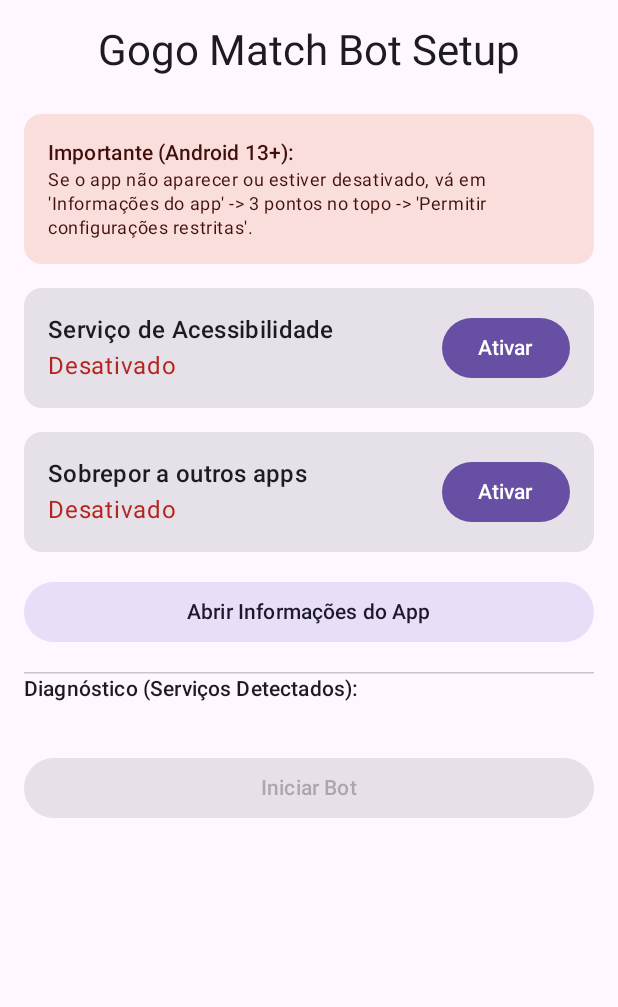
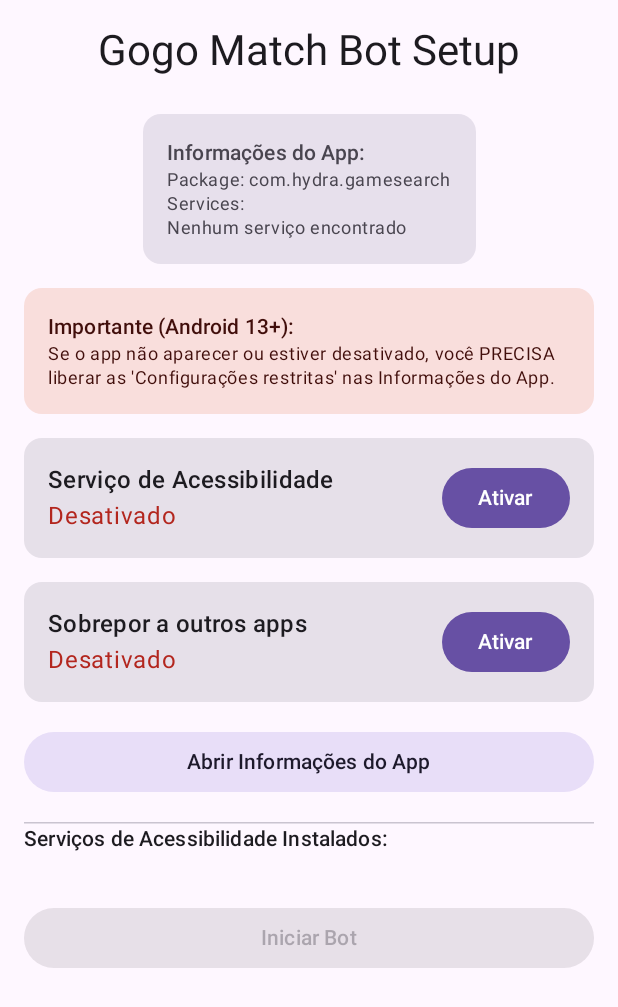
Before and after one commit to deivid22srk/Gogo-matoh, an Android app built with Jetpack Compose: the screen it shows after launch (MainActivity), on a phone screen of 412 x 824 dp. Shown: the top 1007 px of the screen. Run offline under Robolectric (Android 15) with nearby library versions, the phone set to English and light mode, and no system bars.

Commit message:
Final fix for Accessibility Service visibility
- Remove uses-permission BIND_ACCESSIBILITY_SERVICE (security violation for apps)
- Restore package="com.hydra.gamesearch" in AndroidManifest.xml
- Simplify accessibility_service_config.xml to bare minimum
- Add detailed app diagnostics in MainActivity to troubleshoot service listing
- Standardize all component names and labels
- Clean up build artifacts

Co-authored-by: deivid22srk <222269677+deivid22srk@users.noreply.github.com>

```diff
--- a/app/src/main/java/com/hydra/gamesearch/MainActivity.kt
+++ b/app/src/main/java/com/hydra/gamesearch/MainActivity.kt
@@ -4,6 +4,7 @@ import android.accessibilityservice.AccessibilityServiceInfo
 import android.content.ComponentName
 import android.content.Context
 import android.content.Intent
+import android.content.pm.PackageManager
 import android.net.Uri
 import android.os.Build
 import android.os.Bundle
@@ -47,6 +48,7 @@ fun SetupScreen() {
     var isAccessibilityEnabled by remember { mutableStateOf(isAccessibilityServiceEnabled(context)) }
     var isOverlayEnabled by remember { mutableStateOf(Settings.canDrawOverlays(context)) }
     var installedServices by remember { mutableStateOf(getInstalledAccessibilityServices(context)) }
+    var appInfo by remember { mutableStateOf(getAppDiagnostic(context)) }
 
     val lifecycleOwner = LocalLifecycleOwner.current
     DisposableEffect(lifecycleOwner) {
@@ -55,6 +57,7 @@ fun SetupScreen() {
                 isAccessibilityEnabled = isAccessibilityServiceEnabled(context)
                 isOverlayEnabled = Settings.canDrawOverlays(context)
                 installedServices = getInstalledAccessibilityServices(context)
+                appInfo = getAppDiagnostic(context)
             }
         }
         lifecycleOwner.lifecycle.addObserver(observer)
@@ -78,6 +81,17 @@ fun SetupScreen() {
             )
         }
 
+        item {
+            Card(
+                colors = CardDefaults.cardColors(containerColor = MaterialTheme.colorScheme.surfaceVariant)
+            ) {
+                Column(modifier = Modifier.padding(16.dp)) {
+                    Text(text = "Informações do App:", style = MaterialTheme.typography.titleSmall)
+                    Text(text = appInfo, style = MaterialTheme.typography.bodySmall)
+                }
+            }
+        }
+
         if (Build.VERSION.SDK_INT >= Build.VERSION_CODES.TIRAMISU && !isAccessibilityEnabled) {
             item {
                 Card(
@@ -90,7 +104,7 @@ fun SetupScreen() {
                             color = MaterialTheme.colorScheme.onErrorContainer
                         )
                         Text(
-                            text = "Se o app não aparecer ou estiver desativado, vá em 'Informações do app' -> 3 pontos no topo -> 'Permitir configurações restritas'.",
+                            text = "Se o app não aparecer ou estiver desativado, você PRECISA liberar as 'Configurações restritas' nas Informações do App.",
                             style = MaterialTheme.typography.bodySmall,
                             color = MaterialTheme.colorScheme.onErrorContainer
                         )
@@ -142,7 +156,7 @@ fun SetupScreen() {
         item {
             HorizontalDivider()
             Text(
-                text = "Diagnóstico (Serviços Detectados):",
+                text = "Serviços de Acessibilidade Instalados:",
                 style = MaterialTheme.typography.titleSmall,
                 modifier = Modifier.fillMaxWidth()
             )
@@ -152,7 +166,8 @@ fun SetupScreen() {
             Text(
                 text = service,
                 style = MaterialTheme.typography.bodySmall,
-                modifier = Modifier.fillMaxWidth()
+                modifier = Modifier.fillMaxWidth(),
+                color = if (service.contains(context.packageName)) MaterialTheme.colorScheme.primary else MaterialTheme.colorScheme.onSurface
             )
         }
 
@@ -225,3 +240,14 @@ fun getInstalledAccessibilityServices(context: Context): List<String> {
     val services = am.getInstalledAccessibilityServiceList()
     return services.map { "${it.resolveInfo.serviceInfo.packageName}/${it.resolveInfo.serviceInfo.name}" }
 }
+
+fun getAppDiagnostic(context: Context): String {
+    return try {
+        val pm = context.packageManager
+        val info = pm.getPackageInfo(context.packageName, PackageManager.GET_SERVICES)
+        val services = info.services?.map { it.name }?.joinToString("\n") ?: "Nenhum serviço encontrado"
+        "Package: ${context.packageName}\nServices:\n$services"
+    } catch (e: Exception) {
+        "Erro ao obter diagnóstico: ${e.message}"
+    }
+}
--- a/app/src/main/res/xml/accessibility_service_config.xml
+++ b/app/src/main/res/xml/accessibility_service_config.xml
@@ -1,10 +1,8 @@
 <?xml version="1.0" encoding="utf-8"?>
 <accessibility-service xmlns:android="http://schemas.android.com/apk/res/android"
-    android:description="@string/accessibility_service_description"
-    android:accessibilityEventTypes="typeAllMask"
+    android:accessibilityEventTypes="typeWindowStateChanged|typeWindowContentChanged"
     android:accessibilityFeedbackType="feedbackGeneric"
-    android:accessibilityFlags="flagDefault|flagIncludeNotImportantViews|flagReportViewIds"
+    android:accessibilityFlags="flagDefault"
     android:canRetrieveWindowContent="true"
     android:canPerformGestures="true"
-    android:settingsActivity="com.hydra.gamesearch.MainActivity"
     android:notificationTimeout="100" />
```
Also changed, not shown: app/src/main/AndroidManifest.xml (+6 -5 lines).
